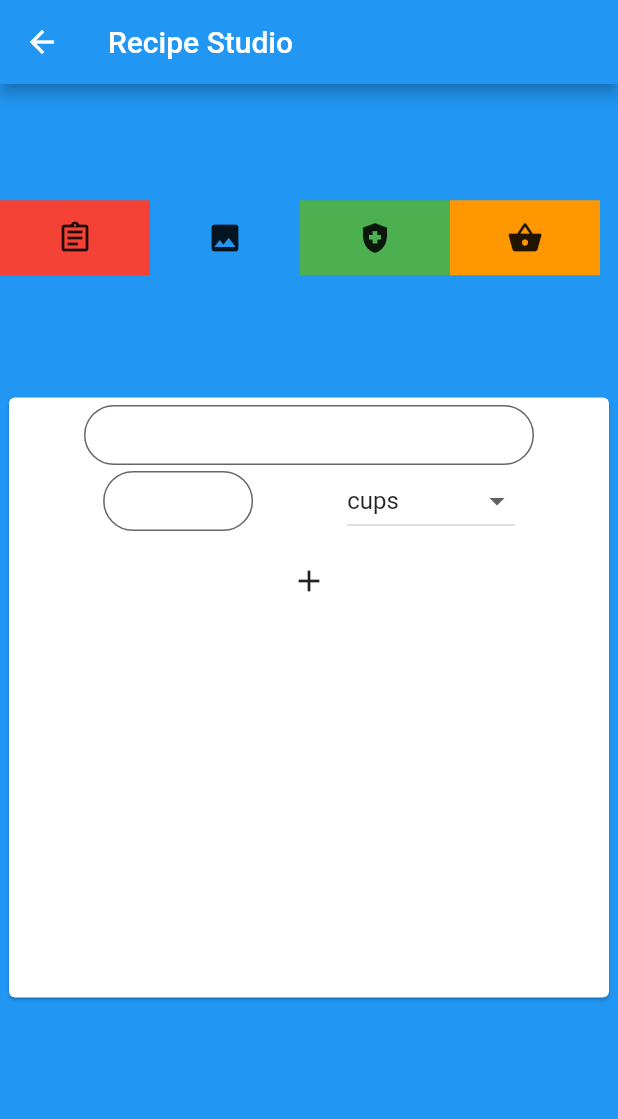
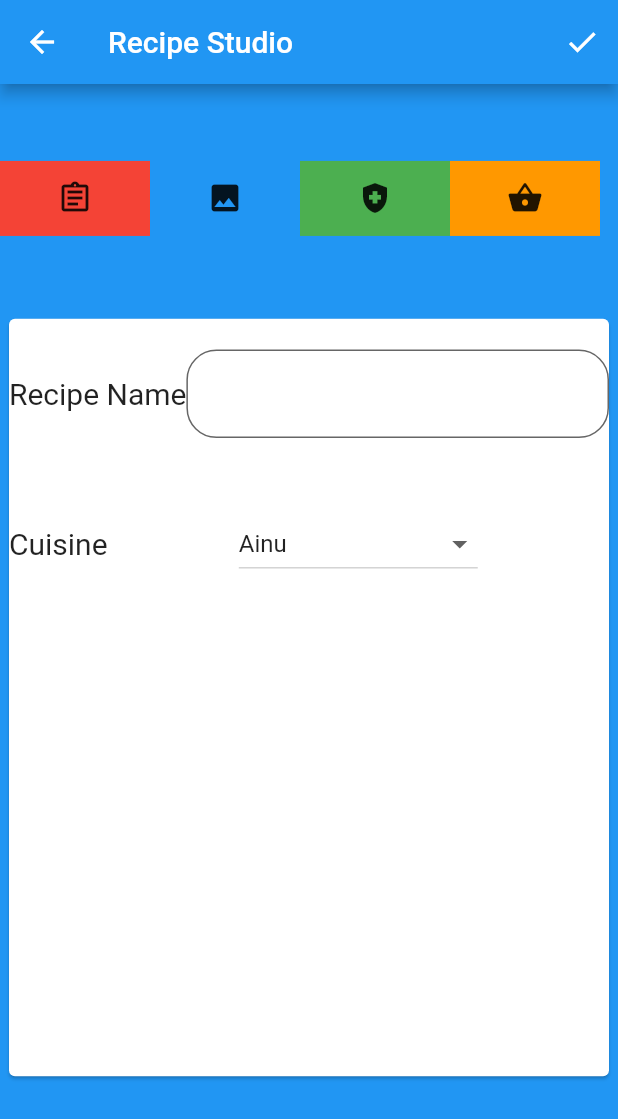
Before and after one commit to dtleight/meal_maestro, a Flutter app: the HomeContainer screen opened directly, after a tap on the "add" icon, on a phone screen of 412 x 824 dp. Shown: the top 1119 px of the screen. Run offline on Flutter 3.47's test engine with Material 2 defaults, Android fonts, the phone set to English and light mode, and no system bars; our stand-ins replace cloud_firestore, firebase_analytics, firebase_auth, firebase_core, firebase_messaging, google_sign_in and 2 more; accounts and stored records are empty; network calls fail.

Commit message:
Began Recipe Studio Page, Added State Management, Added Instruction Form, Added Cuisine enum

```diff
--- a/lib/Pages/RecipeStudioPage.dart
+++ b/lib/Containers/RecipeStudioContainer.dart
@@ -1,28 +1,41 @@
 import 'package:flutter/cupertino.dart';
 import 'package:flutter/material.dart';
+import 'package:meal_maestro/Objects/Cuisine.dart';
+import 'package:meal_maestro/Objects/Ingredient.dart';
+import 'package:meal_maestro/Objects/RecipeCreator.dart';
 import 'package:meal_maestro/Widgets/IngredientForm.dart';
+import 'package:meal_maestro/Widgets/InstructionForm.dart';
 import 'package:meal_maestro/Widgets/NavigationRow.dart';
+import 'package:meal_maestro/Widgets/RecipeInfoForm.dart';
 
-class RecipeStudioPage extends StatefulWidget {
+class RecipeStudioContainer extends StatefulWidget {
   @override
   State<StatefulWidget> createState() {
-    return RecipeStudioPageState();
+    return RecipeStudioContainerState();
   }
 }
 
-class RecipeStudioPageState extends State<RecipeStudioPage>
+class RecipeStudioContainerState extends State<RecipeStudioContainer>
 {
+  String? recipeName;
+  Cuisine? cuisineType;
+  List<Ingredient>? ingredients;
+  List<String>? insturctions;
+
+
+
   late Widget active;
   List<Widget> widgets = [
+    RecipeInfoForm(),
     IngredientForm(),
-    Container(height: 400, width: 400, color: Colors.blue,),
-    Container(height: 400, width: 400, color: Colors.green,),
+    InstructionForm(),
     Container(height: 400, width: 400, color: Colors.orange,)
   ];
   @override
   void initState() {
     active = widgets[0];
     super.initState();
+    RecipeCreator().init();
   }
 
   @override
@@ -31,6 +44,9 @@ class RecipeStudioPageState extends State<RecipeStudioPage>
     return Scaffold(
       appBar: AppBar(
         title: Text("Recipe Studio"),
+        actions: [
+          IconButton(icon: Icon(Icons.check), onPressed: (){print(RecipeCreator().name);},),
+        ],
       ),
       body: Column(
         mainAxisAlignment: MainAxisAlignment.center,
@@ -73,7 +89,10 @@ class RecipeStudioPageState extends State<RecipeStudioPage>
             ),
           ),
           Spacer(flex: 1,),
-          active,
+          Expanded(
+              flex: 10,
+              child: active,
+              ),
           Spacer(
             flex: 2,
           ),
@@ -82,17 +101,3 @@ class RecipeStudioPageState extends State<RecipeStudioPage>
     );
   }
 }
-/**
-  DefaultTabController(
-    length: 3,
-    child: TabBar
-    (
-    onTap: (int index){},
-    tabs: [
-    Tab(icon: Icon(Icons.book)),
-    Tab(icon: Icon(Icons.car_rental)),
-    Tab(icon: Icon(Icons.train))
-    ]
-    ),
-    ),
-    **/
--- /dev/null
+++ b/lib/Objects/Cuisine.dart
@@ -0,0 +1,126 @@
+enum Cuisine
+{
+  Ainu,
+Albanian,
+Argentine,
+Andhra,
+American,
+AngloIndian,
+Arab,
+Armenian,
+Assyrian,
+Awadhi,
+Azerbaijani,
+Balochi,
+Bashkir,
+Belarusian,
+Bengali,
+Berber,
+Brazilian,
+British,
+Buddhist,
+Bulgarian,
+Cambodian,
+Cajun,
+Cantonese,
+Caribbean,
+Chechen,
+Chinese,
+ChineseIslamic,
+Circassian,
+Crimean,
+Cypriot,
+Czech,
+Danish,
+Egyptian,
+English,
+Ethiopian,
+Eritrean,
+Estonian,
+French,
+Filipino,
+Finnish,
+Georgian,
+German,
+Goan,
+GoanCatholic,
+Greek,
+Gujarati,
+Hyderabad,
+Icelandic,
+Indian,
+IndianChinese,
+IndianSingaporean,
+Indonesian,
+Inuit,
+Irish,
+ItalianAmerican,
+Italian,
+Jamaican,
+Japanese,
+JewishIsraeli,
+Karnataka,
+Kazakh,
+Keralite,
+Korean,
+Kurdish,
+Laotian,
+Lebanese,
+Latvian,
+Lithuanian,
+LouisianaCreole,
+Maharashtrian,
+Mangalorean,
+Malay,
+MalaysianChinese,
+MalaysianIndian,
+Mediterranean,
+Mennonite,
+Mexican,
+Mordovian,
+Mughal,
+NativeAmerican,
+Nepalese,
+NewMexican,
+Norwegian,
+Odia,
+Parsi,
+Pashtun,
+Polish,
+PennsylvaniaDutch,
+Pakistani,
+Peranakan,
+Persian,
+Peruvian,
+Portuguese,
+Punjabi,
+Quebecois,
+Rajasthani,
+Romani,
+Romanian,
+Russian,
+Sami,
+Serbian,
+Sindhi,
+Slovak,
+Slovenian,
+Somali,
+SouthIndian,
+Soviet,
+Spanish,
+SriLankan,
+Swedish,
+Taiwanese,
+Tatar,
+Texan,
+Thai,
+Turkish,
+Tamil,
+Udupi,
+Ukrainian,
+Uyghur,
+Vietnamese,
+Yamal,
+Zambian,
+Zanzibari
+}
--- /dev/null
+++ b/lib/Objects/RecipeCreator.dart
@@ -0,0 +1,38 @@
+import 'package:meal_maestro/Objects/Ingredient.dart';
+
+import 'Cuisine.dart';
+
+class RecipeCreator
+{
+  String? name;
+  Cuisine? cuisine;
+  List<Ingredient>? ingredients;
+  List<String>? instructions;
+
+
+  static final RecipeCreator _rc = RecipeCreator._internal();
+
+  factory RecipeCreator()
+  {
+    return _rc;
+  }
+
+  RecipeCreator._internal();
+  ///
+  ///Initializes the DatabaseRouting singleton
+  ///
+  void init() async
+  {
+
+  }
+
+  void reset()
+  {
+    name = null;
+    cuisine = null;
+    ingredients = null;
+    instructions = null;
+  }
+
+
+}
--- a/lib/Pages/MealPlanPage.dart
+++ b/lib/Pages/MealPlanPage.dart
@@ -24,8 +24,8 @@ class MealPlanPageState extends State<MealPlanPage>
        Card(
          color: Colors.white,
          child: TableCalendar(
-           firstDay: DateTime.utc(2021,10,1),
-           lastDay: DateTime.utc(2021,10,31),
+           firstDay: DateTime.utc(2021,11,1),
+           lastDay: DateTime.utc(2021,11,31),
            focusedDay: DateTime.now(),
            selectedDayPredicate: (day)
            {
--- a/lib/Pages/PopupPages/IngredientSearchPage.dart
+++ b/lib/Pages/PopupPages/IngredientSearchPage.dart
@@ -36,7 +36,9 @@ class IngredientSearchPageState extends State<IngredientSearchPage>
             ),
             ],
           ),
-          FoodGrid(
+          Expanded(
+            flex: 1,
+            child: FoodGrid(
               items,
               onClick: (int index)
               {
@@ -45,6 +47,7 @@ class IngredientSearchPageState extends State<IngredientSearchPage>
                 ),
                 );
             },
+            ),
           ),
 
         ],
--- a/lib/Pages/PopupPages/MealSchedulerPage.dart
+++ b/lib/Pages/PopupPages/MealSchedulerPage.dart
@@ -13,9 +13,9 @@ class MealSchedulerPageState extends State<MealSchedulerPage>
 {
   List<Widget> items =
   [
-    ListTile(title: Text("Test Item"), key: Key("1"),),
-    ListTile(title: Text("Test Item 2"), key: Key("2"),),
-    ListTile(title: Text("Test Item 3"), key: Key("3"),),
+    ListTile(title: Text("BLTS"), key: Key("1"),),
+    ListTile(title: Text("Carnitas Tacos"), key: Key("2"),),
+    ListTile(title: Text("Ice Cream Floats"), key: Key("3"),),
   ];
 
   @override
--- a/lib/Pages/RecipeManagerPage.dart
+++ b/lib/Pages/RecipeManagerPage.dart
@@ -1,9 +1,9 @@
 import 'package:flutter/cupertino.dart';
 import 'package:flutter/material.dart';
+import 'package:meal_maestro/Containers/RecipeStudioContainer.dart';
 import 'package:meal_maestro/Objects/Ingredient.dart';
 import 'package:meal_maestro/Objects/Quantity.dart';
 import 'package:meal_maestro/Objects/Recipe.dart';
-import 'package:meal_maestro/Pages/RecipeStudioPage.dart';
 
 import 'RecipePage.dart';
 
@@ -64,7 +64,7 @@ class RecipeManagerPageState extends State<RecipeManagerPage>
             alignment: Alignment.bottomRight,
             child: GestureDetector(
               onTap: () {
-                Navigator.push(context, MaterialPageRoute(builder: (context){return RecipeStudioPage();}));
+                Navigator.push(context, MaterialPageRoute(builder: (context){return RecipeStudioContainer();}));
                 //APIRouter().searchByProductName("potato");
               },
               child: CircleAvatar(
--- a/lib/Pages/RecipePage.dart
+++ b/lib/Pages/RecipePage.dart
@@ -33,8 +33,9 @@ class RecipePage extends StatelessWidget
                     Container(
                       height: 50,
                       child: TabBar(
+                        labelColor: Colors.black,
                           tabs: [
-                            Tab(text: "Recipe", ),
+                            Tab(text: "Recipe",),
                             Tab(text: "Ingredients"),
                           ],
                         ),
--- /dev/null
+++ b/lib/Widgets/CuisineDropdown.dart
@@ -0,0 +1,51 @@
+import 'package:flutter/material.dart';
+import 'package:meal_maestro/Objects/Cuisine.dart';
+
+class CuisineDropdown extends StatefulWidget
+{
+  CuisineController controller;
+  void Function(int value)? onChanged;
+
+  CuisineDropdown({required this.controller, this.onChanged });
+  @override
+  State<StatefulWidget> createState() {
+    return CuisineDropdownState(controller:controller, onChanged: onChanged);
+  }
+}
+
+class CuisineDropdownState extends State<CuisineDropdown>
+{
+  CuisineController controller;
+  void Function(int value)? onChanged;
+  CuisineDropdownState({required this.controller, this.onChanged});
+  @override
+  Widget build(BuildContext context)
+  {
+    return DropdownButton<int>(
+      value: controller.value,
+      onChanged: (int? newValue)
+      {
+        setState((){controller.value = newValue??0;});
+        //controller.setValue(newValue??0);
+        onChanged!(newValue??0);
+      },
+      items: List<DropdownMenuItem<int>>.generate(
+        Cuisine.values.length,
+            (int index)
+        {
+          //TODO: Remove the janky string call
+          return DropdownMenuItem(
+            value: index,
+            child: Text(Cuisine.values[index].toString().replaceAll("Cuisine.", "")),
+          );
+        },
+      ),
+    );
+  }
+}
+
+class CuisineController {
+  int value;
+  CuisineController({this.value = 0,});
+
+}
--- a/lib/Widgets/IngredientForm.dart
+++ b/lib/Widgets/IngredientForm.dart
@@ -49,10 +49,10 @@ class IngredientFormState extends State<IngredientForm> {
   Widget build(BuildContext context) {
     return Card(
       child: Form(
-        child: Container(
-          height: 400,
-          width: 400,
+        child: ConstrainedBox(
+          constraints: BoxConstraints(maxHeight: 400, maxWidth: 400),
           child: ListView(
+            shrinkWrap: true,
             scrollDirection: Axis.vertical,
               children: [
             ...textItems,
--- /dev/null
+++ b/lib/Widgets/RecipeInfoForm.dart
@@ -0,0 +1,74 @@
+import 'package:flutter/cupertino.dart';
+import 'package:flutter/material.dart';
+import 'package:meal_maestro/Containers/RecipeStudioContainer.dart';
+import 'package:meal_maestro/Objects/Cuisine.dart';
+import 'package:meal_maestro/Objects/RecipeCreator.dart';
+import 'package:meal_maestro/Widgets/CuisineDropdown.dart';
+
+class RecipeInfoForm extends RecipeStudioContainer
+{
+  @override
+  State<StatefulWidget> createState()
+  {
+    return RecipeInfoFormState();
+  }
+}
+
+class RecipeInfoFormState extends State<RecipeInfoForm>
+{
+  TextEditingController textController = new TextEditingController(text: RecipeCreator().name);
+  CuisineController cuisineController = new CuisineController(value: RecipeCreator().cuisine?.index??0);
+  final InputDecoration inputTheme = InputDecoration(
+    filled: true,
+    fillColor: Colors.white,
+    border: OutlineInputBorder(borderRadius: BorderRadius.circular(20.0)),
+  );
+
+  @override
+  Widget build(BuildContext context)
+  {
+    return Card
+      (
+      color: Colors.white,
+      child: Column(
+        children:
+        [
+          Container(
+              height: 100,
+              width: 400,
+              child: Row(
+                children: [
+                  Text("Recipe Name", style: TextStyle(fontWeight: FontWeight.w400,fontSize: 20),),
+                  Expanded(
+                    child: TextField(
+                      maxLines: 1,
+                      controller: textController,
+                      decoration: inputTheme,
+                      //How to handle state here.
+                      //onChanged: (String result){RecipeStudioNotification<String>(result).dispatch(context);},
+                      onChanged: (String result){RecipeCreator().name = result;},
+                    ),
+                  ),
+                ],
+              ),
+          ),
+          Container(
+            height: 100,
+            width: 400,
+            child: Row(
+              children: [
+                Text("Cuisine", style: TextStyle(fontWeight: FontWeight.w400,fontSize: 20),),
+                Spacer(flex: 1,),
+                CuisineDropdown(controller: cuisineController, onChanged: (int value){
+                  RecipeCreator().cuisine = Cuisine.values[value];
+                },),
+                Spacer(flex: 1,)
+              ],
+            ),
+          ),
+        ],
+      ),
+    );
+  }
+
+}
--- a/pubspec.yaml
+++ b/pubspec.yaml
@@ -20,6 +20,8 @@ dependencies:
   cupertino_icons: ^1.0.2
   table_calendar: ^3.0.2
   pie_chart: ^5.0.1
+  provider: ^6.0.1
+
 
 dev_dependencies:
   flutter_test:
```
Also changed, not shown: lib/Widgets/InstructionForm.dart (added, +105 -0 lines), lib/main.dart (+8 -1 lines), pubspec.lock. Lines whose indentation alone changed are shown as unchanged.
